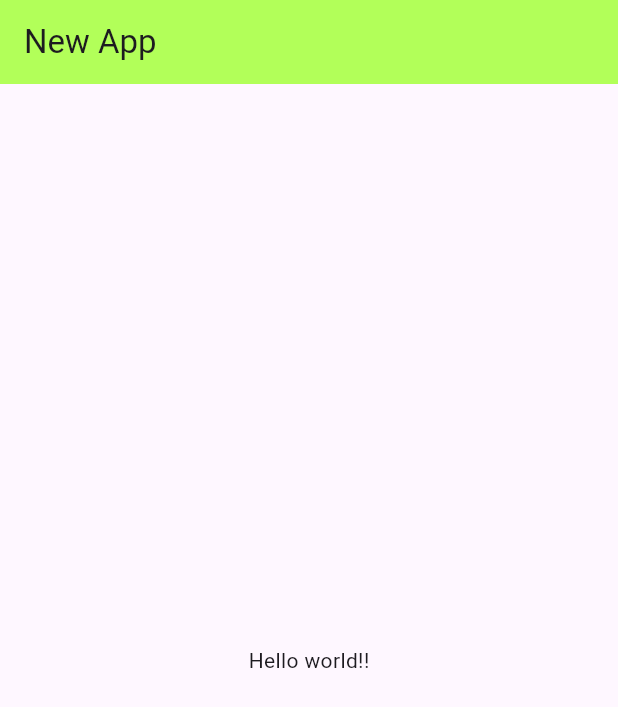
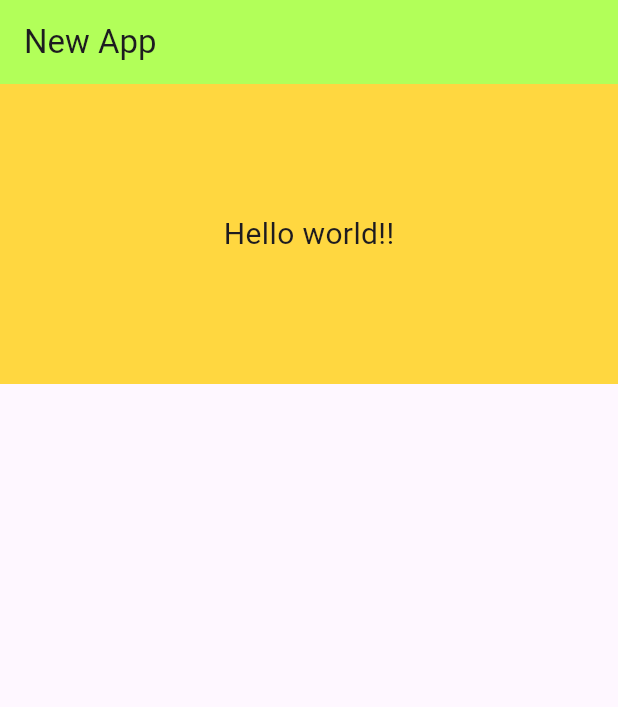
Before and after one commit to 1405yuga/Flutter_Practice, a Flutter app: the screen it shows after launch, on a phone screen of 412 x 824 dp. Shown: the top 707 px of the screen. Run offline on Flutter 3.47's test engine with Material 2 defaults, Android fonts, the phone set to English and light mode, and no system bars.

Commit message:
added minor attributes in container

```diff
--- a/new_app/lib/main.dart
+++ b/new_app/lib/main.dart
@@ -47,8 +47,11 @@ class HelloFlutter extends StatelessWidget{
         backgroundColor: Colors.lightGreenAccent,
       ),
       body: Container(
+        height: 200,
+        width: double.infinity,
         alignment: Alignment.center,
-        child: const Text("Hello world!!"),
+        color: Colors.amberAccent,
+        child: const Text("Hello world!!", style: TextStyle(fontSize: 20),),
       ),
     );
   }
```
